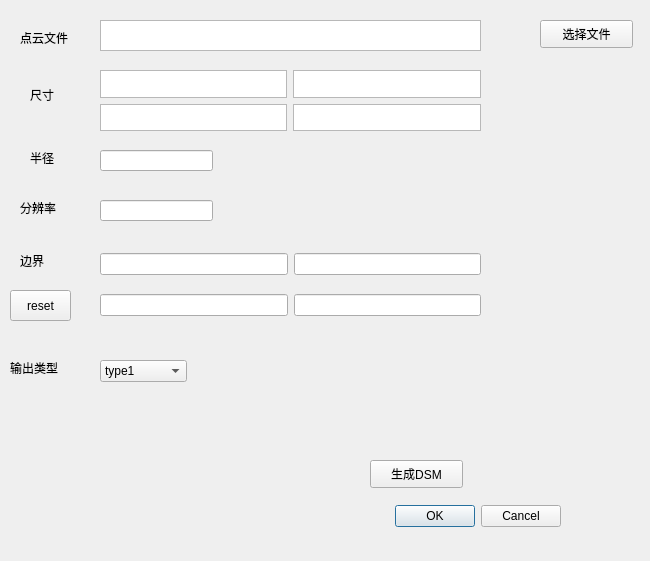
Qt form CCTEST/qCC/DSM_Dialog.ui (SamuelWangCode/Laser_radar_software) before a commit.
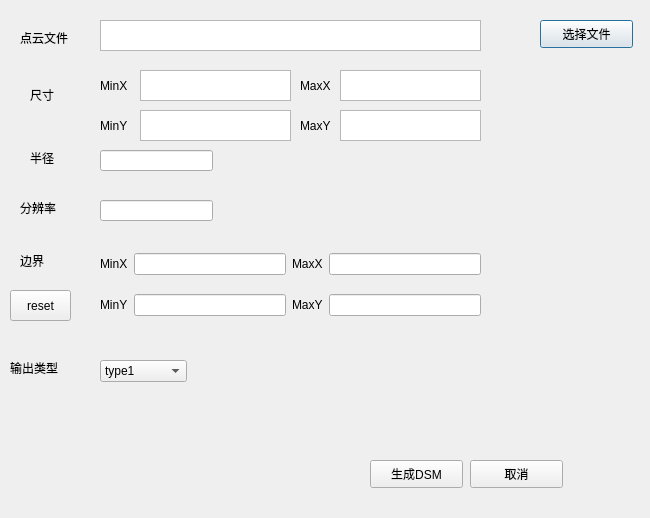
The same form after that commit.

Commit message: 完善DSM窗口

The edit to the form file:
```diff
--- a/CCTEST/qCC/DSM_Dialog.ui
+++ b/CCTEST/qCC/DSM_Dialog.ui
@@ -7,28 +7,12 @@
     <x>0</x>
     <y>0</y>
     <width>650</width>
-    <height>561</height>
+    <height>518</height>
    </rect>
   </property>
   <property name="windowTitle">
    <string>生成DSM文件</string>
   </property>
-  <widget class="QDialogButtonBox" name="buttonBox">
-   <property name="geometry">
-    <rect>
-     <x>220</x>
-     <y>500</y>
-     <width>341</width>
-     <height>32</height>
-    </rect>
-   </property>
-   <property name="orientation">
-    <enum>Qt::Horizontal</enum>
-   </property>
-   <property name="standardButtons">
-    <set>QDialogButtonBox::Cancel|QDialogButtonBox::Ok</set>
-   </property>
-  </widget>
   <widget class="QPushButton" name="SelectFileButton">
    <property name="geometry">
     <rect>
@@ -170,38 +154,42 @@
     <item row="0" column="1">
      <widget class="QLineEdit" name="lineEdit_minx"/>
     </item>
-    <item row="0" column="2">
+    <item row="0" column="0">
+     <widget class="QLabel" name="label_6">
+      <property name="text">
+       <string>MinX</string>
+      </property>
+     </widget>
+    </item>
+    <item row="1" column="3">
+     <widget class="QLineEdit" name="lineEdit_maxy"/>
+    </item>
+    <item row="0" column="3">
      <widget class="QLineEdit" name="lineEdit_maxx"/>
     </item>
     <item row="1" column="1">
      <widget class="QLineEdit" name="lineEdit_miny"/>
     </item>
-    <item row="1" column="2">
-     <widget class="QLineEdit" name="lineEdit_maxy"/>
-    </item>
-   </layout>
-  </widget>
-  <widget class="QWidget" name="gridLayoutWidget_2">
-   <property name="geometry">
-    <rect>
-     <x>100</x>
-     <y>70</y>
-     <width>381</width>
-     <height>61</height>
-    </rect>
-   </property>
-   <layout class="QGridLayout" name="gridLayout_2">
-    <item row="0" column="1">
-     <widget class="QTextBrowser" name="boundaryMaxX"/>
-    </item>
-    <item row="0" column="0">
-     <widget class="QTextBrowser" name="boundaryMinX"/>
+    <item row="0" column="2">
+     <widget class="QLabel" name="label_7">
+      <property name="text">
+       <string>MaxX</string>
+      </property>
+     </widget>
     </item>
     <item row="1" column="0">
-     <widget class="QTextBrowser" name="boundaryMinY"/>
+     <widget class="QLabel" name="label_8">
+      <property name="text">
+       <string>MinY</string>
+      </property>
+     </widget>
     </item>
-    <item row="1" column="1">
-     <widget class="QTextBrowser" name="boundaryMaxY"/>
+    <item row="1" column="2">
+     <widget class="QLabel" name="label_9">
+      <property name="text">
+       <string>MaxY</string>
+      </property>
+     </widget>
     </item>
    </layout>
   </widget>
@@ -247,6 +235,111 @@
     <string>reset</string>
    </property>
   </widget>
+  <widget class="QPushButton" name="pushButton">
+   <property name="geometry">
+    <rect>
+     <x>470</x>
+     <y>460</y>
+     <width>93</width>
+     <height>28</height>
+    </rect>
+   </property>
+   <property name="text">
+    <string>取消</string>
+   </property>
+  </widget>
+  <widget class="QLabel" name="label">
+   <property name="geometry">
+    <rect>
+     <x>100</x>
+     <y>60</y>
+     <width>31</width>
+     <height>51</height>
+    </rect>
+   </property>
+   <property name="text">
+    <string>MinX</string>
+   </property>
+  </widget>
+  <widget class="QTextBrowser" name="boundaryMinX">
+   <property name="geometry">
+    <rect>
+     <x>140</x>
+     <y>70</y>
+     <width>151</width>
+     <height>31</height>
+    </rect>
+   </property>
+  </widget>
+  <widget class="QLabel" name="label_2">
+   <property name="geometry">
+    <rect>
+     <x>300</x>
+     <y>60</y>
+     <width>41</width>
+     <height>51</height>
+    </rect>
+   </property>
+   <property name="text">
+    <string>MaxX</string>
+   </property>
+  </widget>
+  <widget class="QTextBrowser" name="boundaryMaxX">
+   <property name="geometry">
+    <rect>
+     <x>340</x>
+     <y>70</y>
+     <width>141</width>
+     <height>31</height>
+    </rect>
+   </property>
+  </widget>
+  <widget class="QLabel" name="label_3">
+   <property name="geometry">
+    <rect>
+     <x>100</x>
+     <y>100</y>
+     <width>31</width>
+     <height>51</height>
+    </rect>
+   </property>
+   <property name="text">
+    <string>MinY</string>
+   </property>
+  </widget>
+  <widget class="QTextBrowser" name="boundaryMinY">
+   <property name="geometry">
+    <rect>
+     <x>140</x>
+     <y>110</y>
+     <width>151</width>
+     <height>31</height>
+    </rect>
+   </property>
+  </widget>
+  <widget class="QTextBrowser" name="boundaryMaxY">
+   <property name="geometry">
+    <rect>
+     <x>340</x>
+     <y>110</y>
+     <width>141</width>
+     <height>31</height>
+    </rect>
+   </property>
+  </widget>
+  <widget class="QLabel" name="label_5">
+   <property name="geometry">
+    <rect>
+     <x>300</x>
+     <y>100</y>
+     <width>31</width>
+     <height>51</height>
+    </rect>
+   </property>
+   <property name="text">
+    <string>MaxY</string>
+   </property>
+  </widget>
  </widget>
  <resources/>
  <connections>
```
Left out of the diff: 35 changed lines with no effect on the pictures. The commit also changes 4 other files.
